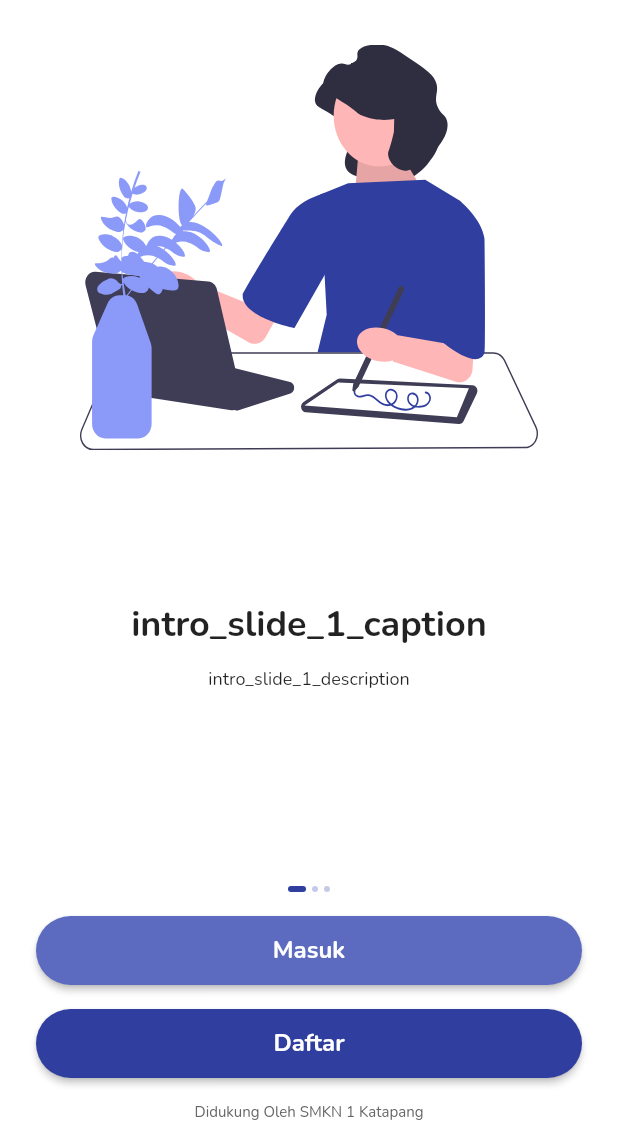
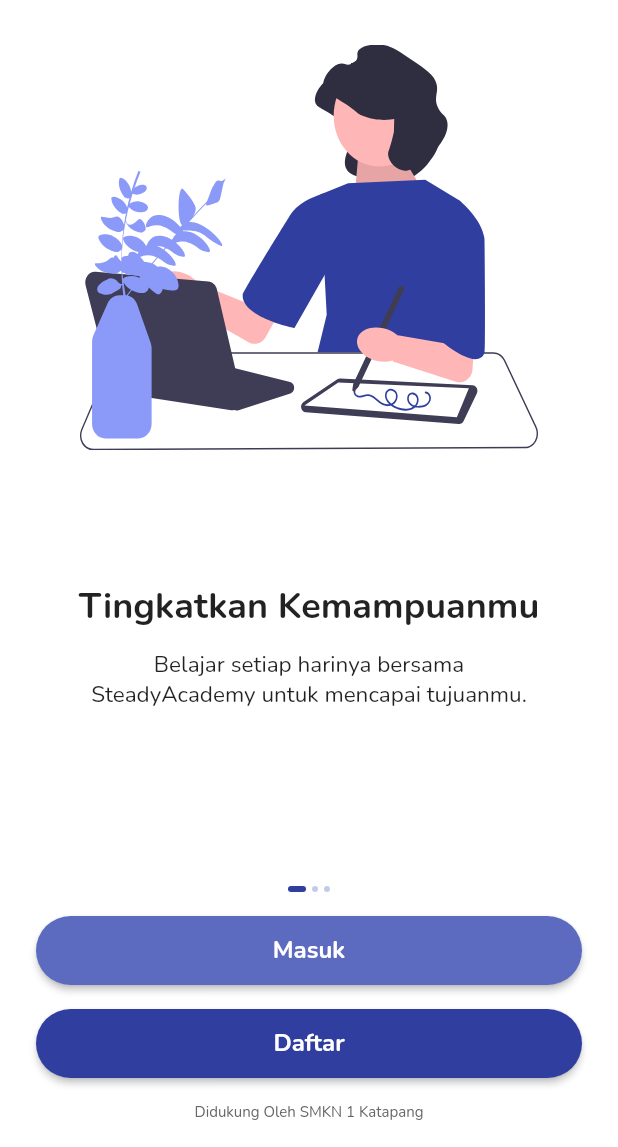
Before and after one commit to Steady-Academy/steady_academy_mobile_revision, a Flutter app: the screen it shows after launch, on a phone screen of 412 x 824 dp, the part 89-1236 px from its top. Run offline on Flutter 3.47's test engine with Material 2 defaults, Android fonts, the phone set to English and light mode, and no system bars; drawn by our look-alikes of smooth_page_indicator; our stand-ins replace cloud_firestore, firebase_auth, firebase_core, flutter_native_splash, flutter_svg, get and 2 more; accounts and stored records are empty.

Commit message:
Implement Routing System

```diff
--- a/lib/config/app_theme.dart
+++ b/lib/constants/app_theme.dart
@@ -1,6 +1,7 @@
 import 'package:flutter/material.dart';
 import 'package:google_fonts/google_fonts.dart';
-import 'package:steady_academy_mobile_revision/config/app_colors.dart';
+
+import 'app_colors.dart';
 
 ThemeData get appTheme => ThemeData.light().copyWith(
       primaryColor: AppColors.primary,
--- a/lib/main.dart
+++ b/lib/main.dart
@@ -1,8 +1,10 @@
 import 'package:firebase_core/firebase_core.dart';
 import 'package:flutter/material.dart';
 import 'package:flutter_native_splash/flutter_native_splash.dart';
+import 'package:get/get.dart';
 
-import 'config/firebase_options.dart';
+import 'constants/firebase_options.dart';
+import 'data/user_auth.dart';
 import 'steady_academy.dart';
 
 // import 'dart:io' show Platform; // Its required for emulator
@@ -95,4 +97,5 @@ Future<void> _initFirebase() async {
   final opts = FirebaseOptionsDev.current;
 
   await Firebase.initializeApp(options: opts);
+  Get.put(AuthController());
 }
--- a/lib/screens/intro/intro_carousel.dart
+++ b/lib/screens/intro/intro_carousel.dart
@@ -2,7 +2,7 @@ import 'package:flutter/material.dart';
 import 'package:flutter_svg/flutter_svg.dart';
 import 'package:get/get.dart';
 import 'package:smooth_page_indicator/smooth_page_indicator.dart';
-import 'package:steady_academy_mobile_revision/config/app_colors.dart';
+import 'package:steady_academy_mobile_revision/constants/app_colors.dart';
 
 import 'intro_controller.dart';
 
@@ -18,7 +18,11 @@ class IntroCarousel extends GetView<IntroController> {
             itemCount: controller.slides.length,
             controller: controller.pageController,
             itemBuilder: (_, index) => Center(
-              child: _CarouselItem(slideKey: controller.slides[index]),
+              child: _CarouselItem(
+                slideKey: controller.slides[index],
+                slideCaption: controller.slidesCaption[index],
+                slideDescription: controller.slidesDescription[index],
+              ),
             ),
           ),
         ),
@@ -40,9 +44,16 @@ class IntroCarousel extends GetView<IntroController> {
 }
 
 class _CarouselItem extends StatelessWidget {
-  const _CarouselItem({Key? key, required this.slideKey}) : super(key: key);
+  const _CarouselItem(
+      {Key? key,
+      required this.slideKey,
+      required this.slideCaption,
+      required this.slideDescription})
+      : super(key: key);
 
   final String slideKey;
+  final String slideCaption;
+  final String slideDescription;
 
   @override
   Widget build(BuildContext context) {
@@ -67,16 +78,20 @@ class _CarouselItem extends StatelessWidget {
               crossAxisAlignment: CrossAxisAlignment.center,
               children: [
                 Text(
-                  '${slideKey}_caption',
+                  '${slideCaption}',
                   style: const TextStyle(
                     fontSize: 24,
                     fontWeight: FontWeight.w700,
                   ),
                 ),
                 const SizedBox(height: 12),
-                Text(
-                  '${slideKey}_description',
-                  style: const TextStyle(fontSize: 12),
+                Padding(
+                  padding: const EdgeInsets.symmetric(horizontal: 50),
+                  child: Text(
+                    '${slideDescription}',
+                    style: const TextStyle(fontSize: 15),
+                    textAlign: TextAlign.center,
+                  ),
                 ),
               ],
             ),
--- a/lib/screens/intro/intro_controller.dart
+++ b/lib/screens/intro/intro_controller.dart
@@ -3,6 +3,17 @@ import 'package:get/get.dart';
 
 class IntroController extends GetMaterialController {
   final slides = ['intro_slide_1', 'intro_slide_2', 'intro_slide_3'];
+  final slidesCaption = [
+    'Tingkatkan Kemampuanmu',
+    'Berstandar Industri',
+    'Dapatkan sertifikat'
+  ];
+  final slidesDescription = [
+    'Belajar setiap harinya bersama SteadyAcademy untuk mencapai tujuanmu.',
+    'Belajar dengan standar teknologi industri saat ini.',
+    'Tunjukkan hasil belajarmu dengan meraih sertifikat.'
+  ];
+
   final pageController = PageController(viewportFraction: 1);
 
   void navigateToLogin() {
--- a/lib/screens/intro/intro_footer.dart
+++ b/lib/screens/intro/intro_footer.dart
@@ -1,6 +1,6 @@
 import 'package:flutter/material.dart';
 import 'package:get/get.dart';
-import 'package:steady_academy_mobile_revision/config/app_colors.dart';
+import 'package:steady_academy_mobile_revision/constants/app_colors.dart';
 import 'package:steady_academy_mobile_revision/screens/intro/intro_controller.dart';
 import 'package:steady_academy_mobile_revision/widgets/default_button.dart';
 
@@ -17,6 +17,8 @@ class IntroFooter extends GetView<IntroController> {
             width: double.infinity,
             height: 46,
             child: DefaultButton(
+              color: AppColors.secondary,
+              onPressed: () => controller.navigateToLogin(),
               child: const Text(
                 "Masuk",
                 style: TextStyle(
@@ -25,8 +27,6 @@ class IntroFooter extends GetView<IntroController> {
                   color: AppColors.white,
                 ),
               ),
-              color: AppColors.secondary,
-              onPressed: () => controller.navigateToLogin(),
             ),
           ),
           const SizedBox(height: 16),
--- /dev/null
+++ b/lib/screens/register/register_controller.dart
@@ -0,0 +1,3 @@
+import 'package:get/get.dart';
+
+class RegisterController extends GetxController {}
--- a/lib/steady_academy.dart
+++ b/lib/steady_academy.dart
@@ -1,7 +1,7 @@
 import 'package:flutter/material.dart';
 import 'package:get/get.dart';
 
-import 'config/app_theme.dart';
+import 'constants/app_theme.dart';
 import 'routes.dart';
 
 class SteadyAcademy extends StatelessWidget {
@@ -16,6 +16,7 @@ class SteadyAcademy extends StatelessWidget {
       themeMode: ThemeMode.light,
       theme: appTheme,
       darkTheme: appTheme,
+      debugShowCheckedModeBanner: false,
     );
   }
 }
--- a/lib/widgets/default_button.dart
+++ b/lib/widgets/default_button.dart
@@ -1,6 +1,6 @@
 import 'package:flutter/material.dart';
 import 'package:get/get.dart';
-import 'package:steady_academy_mobile_revision/config/app_colors.dart';
+import 'package:steady_academy_mobile_revision/constants//app_colors.dart';
 
 class DefaultButton extends StatelessWidget {
   final Widget child;
--- a/pubspec.yaml
+++ b/pubspec.yaml
@@ -45,6 +45,7 @@ dependencies:
   flutter_native_splash: ^2.2.14
   flutter_svg: ^1.1.6
   smooth_page_indicator: ^1.0.0+2
+  google_sign_in: ^5.4.2
 
 dev_dependencies:
   flutter_test:
```
Also changed, not shown: lib/constants/authentication.dart (added, +11 -0 lines), lib/data/user_auth.dart (added, +85 -0 lines), lib/screens/register/register_content.dart (added, +12 -0 lines), lib/screens/register/register_screen.dart (added, +15 -0 lines), lib/widgets/auth/auth_container.dart (added, +41 -0 lines), lib/widgets/auth/auth_header.dart (added, +29 -0 lines), lib/widgets/auth/auth_text_field.dart (added, +38 -0 lines), assets/images/intro_slide_2.svg, lib/constants/app_colors.dart (renamed from lib/config/app_colors.dart), lib/constants/firebase_options.dart (renamed from lib/config/firebase_options.dart), pubspec.lock, 3 other files.
